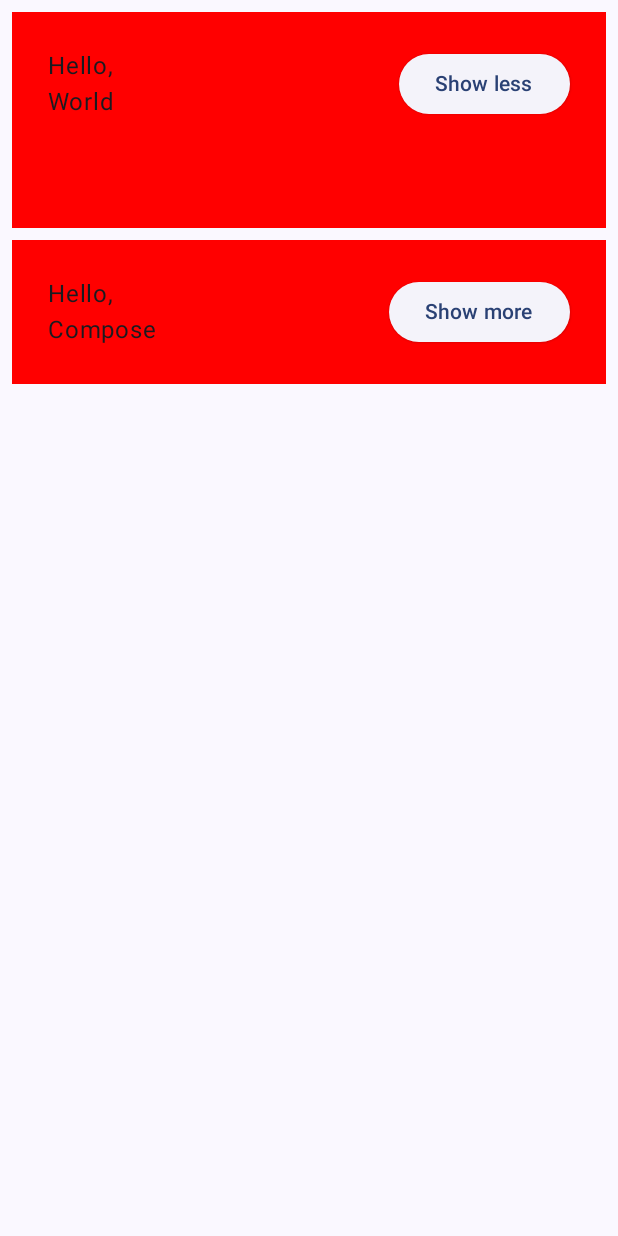
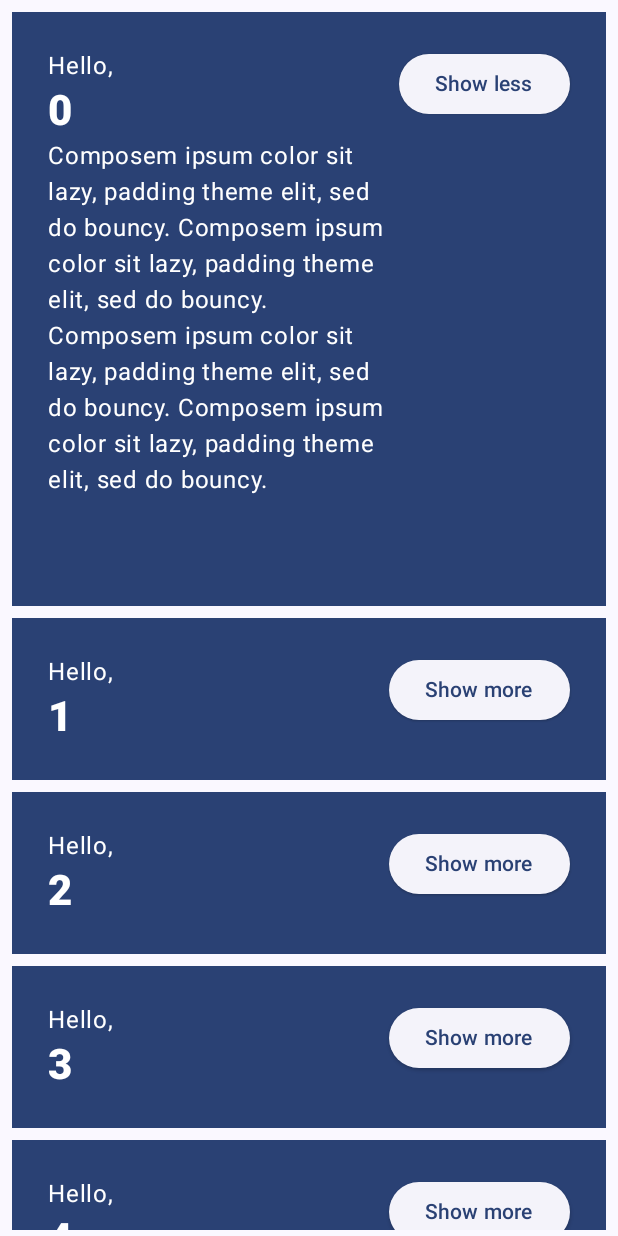
Before and after one commit to checho0417/codelab, an Android app built with Jetpack Compose: the screen it shows after launch (MainActivity), after a tap on "Show more", on a phone screen of 412 x 824 dp. Run offline under Robolectric (Android 15) with nearby library versions, the phone set to English and light mode, and no system bars; 1 other tap on this screen came first.

Commit message:
basic of jetpcak compose completed

```diff
--- a/app/src/main/java/sena/edu/basicscodelab/MainActivity.kt
+++ b/app/src/main/java/sena/edu/basicscodelab/MainActivity.kt
@@ -1,25 +1,34 @@
 package sena.edu.basicscodelab
 
+import android.content.res.Configuration.UI_MODE_NIGHT_YES
 import android.os.Bundle
 import androidx.activity.ComponentActivity
 import androidx.activity.compose.setContent
+import androidx.compose.animation.core.Spring
+import androidx.compose.animation.core.animateDpAsState
+import androidx.compose.animation.core.spring
 import androidx.compose.foundation.layout.Arrangement
 import androidx.compose.foundation.layout.Column
 import androidx.compose.foundation.layout.Row
 import androidx.compose.foundation.layout.fillMaxSize
 import androidx.compose.foundation.layout.padding
+import androidx.compose.foundation.lazy.LazyColumn
+import androidx.compose.foundation.lazy.items
 import androidx.compose.material3.Button
 import androidx.compose.material3.ElevatedButton
+import androidx.compose.material3.MaterialTheme
 import androidx.compose.material3.Surface
 import androidx.compose.material3.Text
 import androidx.compose.runtime.Composable
 import androidx.compose.runtime.getValue
 import androidx.compose.runtime.mutableStateOf
 import androidx.compose.runtime.remember
+import androidx.compose.runtime.saveable.rememberSaveable
 import androidx.compose.runtime.setValue
 import androidx.compose.ui.Alignment
 import androidx.compose.ui.Modifier
 import androidx.compose.ui.graphics.Color
+import androidx.compose.ui.text.font.FontWeight
 import androidx.compose.ui.tooling.preview.Preview
 import androidx.compose.ui.unit.dp
 import sena.edu.basicscodelab.ui.theme.BasicsCodelabTheme
@@ -37,7 +46,7 @@ class MainActivity : ComponentActivity() {
 @Composable
 fun MyApp(modifier: Modifier = Modifier) {
 
-    var shouldShowOnboarding by remember { mutableStateOf(true) }
+    var shouldShowOnboarding by rememberSaveable { mutableStateOf(true) }
 
     Surface(modifier) {
         if (shouldShowOnboarding) {
@@ -72,10 +81,10 @@ fun OnboardingScreen(
 @Composable
 private fun Greetings(
     modifier: Modifier = Modifier,
-    names: List<String> = listOf("World", "Compose")
+    names: List<String> = List(1000) { "$it" }
 ) {
-    Column(modifier = modifier.padding(vertical = 4.dp)) {
-        for (name in names) {
+        LazyColumn(modifier = modifier.padding(vertical = 4.dp)) {
+        items(items=names){name->
             Greeting(name = name)
         }
     }
@@ -91,35 +100,55 @@ fun OnboardingPreview() {
 
 @Composable
 private fun Greeting(name: String) {
-    val expanded = remember { mutableStateOf(false) } //Don't do this!
-    val extraPadding = if (expanded.value) 48.dp else 0.dp
+    var expanded by remember { mutableStateOf(false) } //Don't do this!
+    val extraPadding by animateDpAsState( if (expanded) 48.dp else 0.dp,
 
+            animationSpec = spring(
+            dampingRatio = Spring.DampingRatioMediumBouncy,
+        stiffness = Spring.StiffnessLow
+        )
+    )
     Surface(
-        color = Color.Red,
+        color = MaterialTheme.colorScheme.primary,
         modifier = Modifier.padding(vertical = 4.dp, horizontal = 8.dp)
     ) {
         Row(modifier = Modifier.padding(24.dp)) {
             Column(modifier = Modifier
                 .weight(1f)
                 .padding(bottom = extraPadding)) {
-                Text(text = "Hello, ")
-                Text(text = name)
+                Text(text = "Hello, ", color=Color.White)
+                Text(text = name,style = MaterialTheme.typography.headlineMedium.copy(
+                    fontWeight = FontWeight.ExtraBold, color = Color.White
+                     )
+                )
+                if (expanded) {
+                    Text(
+                        text = ("Composem ipsum color sit lazy, " +
+                                "padding theme elit, sed do bouncy. ").repeat(4),color=Color.White
+                    )
+                }
             }
             ElevatedButton(
-                onClick = { expanded.value= !expanded.value }
+                onClick = { expanded = !expanded}
             ) {
-                Text(if(expanded.value)"Show less" else "Show more")
+                Text(if (expanded) "Show less" else "Show more")
+
             }
         }
     }
 }
-
-
+@Preview(
+    showBackground = true,
+    widthDp = 320,
+    uiMode = UI_MODE_NIGHT_YES,
+    name = "DefaultPreviewDark"
+)
 @Preview(showBackground = true, widthDp = 320)
 @Composable
 private fun GreetingsPreview() {
     BasicsCodelabTheme {
         Greetings()
+
     }
 }
 @Preview
--- a/app/src/main/java/sena/edu/basicscodelab/ui/theme/Theme.kt
+++ b/app/src/main/java/sena/edu/basicscodelab/ui/theme/Theme.kt
@@ -1,3 +1,5 @@
+@file:Suppress("DEPRECATION")
+
 package sena.edu.basicscodelab.ui.theme
 
 import android.app.Activity
@@ -10,31 +12,30 @@ import androidx.compose.material3.dynamicLightColorScheme
 import androidx.compose.material3.lightColorScheme
 import androidx.compose.runtime.Composable
 import androidx.compose.runtime.SideEffect
+import androidx.compose.ui.graphics.Color
+import androidx.compose.ui.graphics.Color.Companion.Blue
 import androidx.compose.ui.graphics.toArgb
 import androidx.compose.ui.platform.LocalContext
 import androidx.compose.ui.platform.LocalView
-import androidx.core.view.WindowCompat
+import androidx.core.view.ViewCompat
+
+val Navy = Color(0xFF073042)
+val LightBlue = Color(0xFFD1100EFFE)
+val Chartreuse = Color(0xFFEFF7CF)
 
 private val DarkColorScheme = darkColorScheme(
-    primary = Purple80,
-    secondary = PurpleGrey80,
-    tertiary = Pink80
+    surface = Blue,
+    onSurface = Navy,
+    primary = Navy,
+    onPrimary = Chartreuse
 )
 
 private val LightColorScheme = lightColorScheme(
-    primary = Purple40,
-    secondary = PurpleGrey40,
-    tertiary = Pink40
 
-    /* Other default colors to override
-    background = Color(0xFFFFFBFE),
-    surface = Color(0xFFFFFBFE),
-    onPrimary = Color.White,
-    onSecondary = Color.White,
-    onTertiary = Color.White,
-    onBackground = Color(0xFF1C1B1F),
-    onSurface = Color(0xFF1C1B1F),
-    */
+    surface = Blue,
+    onSurface = Color.White,
+    primary = LightBlue,
+    onPrimary = Navy
 )
 
 @Composable
@@ -49,16 +50,14 @@ fun BasicsCodelabTheme(
             val context = LocalContext.current
             if (darkTheme) dynamicDarkColorScheme(context) else dynamicLightColorScheme(context)
         }
-
         darkTheme -> DarkColorScheme
         else -> LightColorScheme
     }
     val view = LocalView.current
     if (!view.isInEditMode) {
         SideEffect {
-            val window = (view.context as Activity).window
-            window.statusBarColor = colorScheme.primary.toArgb()
-            WindowCompat.getInsetsController(window, view).isAppearanceLightStatusBars = darkTheme
+            (view.context as Activity).window.statusBarColor = colorScheme.primary.toArgb()
+            ViewCompat.getWindowInsetsController(view)?.isAppearanceLightStatusBars = darkTheme
         }
     }
 
```
